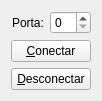
First picture: the form in TcpServer/server.ui, repository cukier/qt, before the edit.
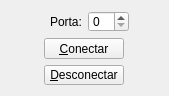
Second picture: the form after the edit.

Diff of the .ui file:
```diff
--- a/TcpServer/server.ui
+++ b/TcpServer/server.ui
@@ -6,10 +6,16 @@
    <rect>
     <x>0</x>
     <y>0</y>
-    <width>93</width>
+    <width>169</width>
     <height>96</height>
    </rect>
   </property>
+  <property name="minimumSize">
+   <size>
+    <width>169</width>
+    <height>96</height>
+   </size>
+  </property>
   <property name="windowTitle">
    <string>Server</string>
   </property>
```
